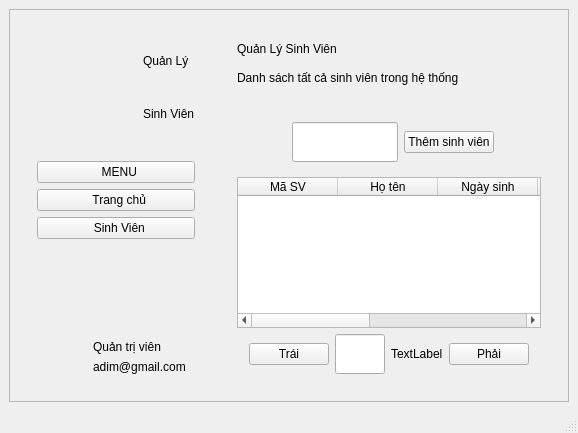
The window that Student_management.ui (akazajok/Quan-li-sinh-vien) describes before a commit, drawn with Qt 5.
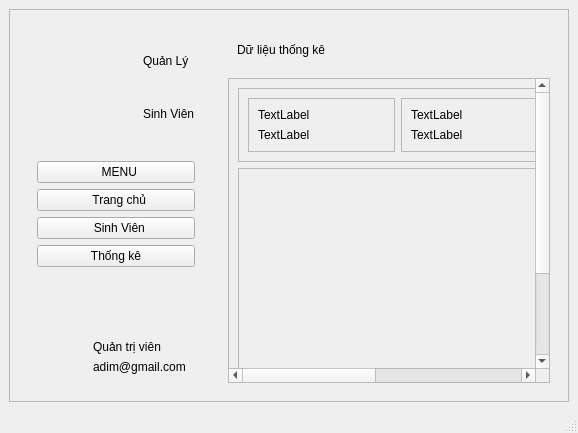
The same window after the commit. Icons and pictures are not drawn.

Commit message: Thêm phần dashboard

What changed in the file:
```diff
--- a/Student_management.ui
+++ b/Student_management.ui
@@ -24,9 +24,9 @@
        <property name="geometry">
         <rect>
          <x>0</x>
-         <y>0</y>
-         <width>558</width>
-         <height>392</height>
+         <y>-30</y>
+         <width>545</width>
+         <height>422</height>
         </rect>
        </property>
        <layout class="QHBoxLayout" name="horizontalLayout_2" stretch="1,4">
@@ -139,6 +139,23 @@
                 </property>
                </widget>
               </item>
+              <item>
+               <widget class="QPushButton" name="btn_dashboard">
+                <property name="text">
+                 <string>Thống kê</string>
+                </property>
+                <property name="icon">
+                 <iconset resource="resources.qrc">
+                  <normaloff>:/icons/icons/dashboard.png</normaloff>:/icons/icons/dashboard.png</iconset>
+                </property>
+                <property name="iconSize">
+                 <size>
+                  <width>32</width>
+                  <height>32</height>
+                 </size>
+                </property>
+               </widget>
+              </item>
              </layout>
             </widget>
            </item>
@@ -210,7 +227,7 @@
         <item>
          <widget class="QStackedWidget" name="stackedWidget">
           <property name="currentIndex">
-           <number>1</number>
+           <number>2</number>
           </property>
           <widget class="QWidget" name="HomePage">
            <layout class="QVBoxLayout" name="verticalLayout_5" stretch="1,4">
@@ -495,6 +512,196 @@
             </item>
            </layout>
           </widget>
+          <widget class="QWidget" name="page_dashboard">
+           <layout class="QVBoxLayout" name="verticalLayout_10" stretch="1,7">
+            <item>
+             <widget class="QWidget" name="widget_dashboard_tiitle" native="true">
+              <layout class="QVBoxLayout" name="verticalLayout_11">
+               <item>
+                <widget class="QLabel" name="label_tittle">
+                 <property name="text">
+                  <string>Dữ liệu thống kê</string>
+                 </property>
+                </widget>
+               </item>
+              </layout>
+             </widget>
+            </item>
+            <item>
+             <widget class="QScrollArea" name="scrollArea_3">
+              <property name="widgetResizable">
+               <bool>true</bool>
+              </property>
+              <widget class="QWidget" name="scrollAreaWidgetContents_3">
+               <property name="geometry">
+                <rect>
+                 <x>0</x>
+                 <y>0</y>
+                 <width>644</width>
+                 <height>418</height>
+                </rect>
+               </property>
+               <layout class="QVBoxLayout" name="verticalLayout_16">
+                <item>
+                 <widget class="QFrame" name="frame_summary">
+                  <property name="maximumSize">
+                   <size>
+                    <width>16777215</width>
+                    <height>120</height>
+                   </size>
+                  </property>
+                  <property name="frameShape">
+                   <enum>QFrame::StyledPanel</enum>
+                  </property>
+                  <property name="frameShadow">
+                   <enum>QFrame::Raised</enum>
+                  </property>
+                  <layout class="QHBoxLayout" name="horizontalLayout_7">
+                   <item>
+                    <widget class="QFrame" name="frame">
+                     <property name="frameShape">
+                      <enum>QFrame::StyledPanel</enum>
+                     </property>
+                     <property name="frameShadow">
+                      <enum>QFrame::Raised</enum>
+                     </property>
+                     <layout class="QVBoxLayout" name="verticalLayout_12">
+                      <item>
+                       <widget class="QLabel" name="label">
+                        <property name="text">
+                         <string>TextLabel</string>
+                        </property>
+                       </widget>
+                      </item>
+                      <item>
+                       <widget class="QLabel" name="lbl_total_students">
+                        <property name="text">
+                         <string>TextLabel</string>
+                        </property>
+                       </widget>
+                      </item>
+                     </layout>
+                    </widget>
+                   </item>
+                   <item>
+                    <widget class="QFrame" name="frame_2">
+                     <property name="frameShape">
+                      <enum>QFrame::StyledPanel</enum>
+                     </property>
+                     <property name="frameShadow">
+                      <enum>QFrame::Raised</enum>
+                     </property>
+                     <layout class="QVBoxLayout" name="verticalLayout_13">
+                      <item>
+                       <widget class="QLabel" name="label_2">
+                        <property name="text">
+                         <string>TextLabel</string>
+                        </property>
+                       </widget>
+                      </item>
+                      <item>
+                       <widget class="QLabel" name="lbl_avg_gpa">
+                        <property name="text">
+                         <string>TextLabel</string>
+                        </property>
+                       </widget>
+                      </item>
+                     </layout>
+                    </widget>
+                   </item>
+                   <item>
+                    <widget class="QFrame" name="frame_3">
+                     <property name="frameShape">
+                      <enum>QFrame::StyledPanel</enum>
+                     </property>
+                     <property name="frameShadow">
+                      <enum>QFrame::Raised</enum>
+                     </property>
+                     <layout class="QVBoxLayout" name="verticalLayout_14">
+                      <item>
+                       <widget class="QLabel" name="label_4">
+                        <property name="text">
+                         <string>TextLabel</string>
+                        </property>
+                       </widget>
+                      </item>
+                      <item>
+                       <widget class="QLabel" name="lbl_total_classes">
+                        <property name="text">
+                         <string>TextLabel</string>
+                        </property>
+                       </widget>
+                      </item>
+                     </layout>
+                    </widget>
+                   </item>
+                   <item>
+                    <widget class="QFrame" name="frame_4">
+                     <property name="frameShape">
+                      <enum>QFrame::StyledPanel</enum>
+                     </property>
+                     <property name="frameShadow">
+                      <enum>QFrame::Raised</enum>
+                     </property>
+                     <layout class="QVBoxLayout" name="verticalLayout_15">
+                      <item>
+                       <widget class="QLabel" name="label_6">
+                        <property name="text">
+                         <string>TextLabel</string>
+                        </property>
+                       </widget>
+                      </item>
+                      <item>
+                       <widget class="QLabel" name="lbl_warning_students">
+                        <property name="text">
+                         <string>TextLabel</string>
+                        </property>
+                       </widget>
+                      </item>
+                     </layout>
+                    </widget>
+                   </item>
+                  </layout>
+                 </widget>
+                </item>
+                <item>
+                 <widget class="QFrame" name="frame_charts">
+                  <property name="frameShape">
+                   <enum>QFrame::StyledPanel</enum>
+                  </property>
+                  <property name="frameShadow">
+                   <enum>QFrame::Raised</enum>
+                  </property>
+                  <layout class="QHBoxLayout" name="horizontalLayout_8" stretch="1,1">
+                   <item>
+                    <widget class="QWidget" name="widget_chart_gender" native="true">
+                     <property name="minimumSize">
+                      <size>
+                       <width>300</width>
+                       <height>300</height>
+                      </size>
+                     </property>
+                    </widget>
+                   </item>
+                   <item>
+                    <widget class="QWidget" name="widget_chart_gpa" native="true">
+                     <property name="minimumSize">
+                      <size>
+                       <width>300</width>
+                       <height>300</height>
+                      </size>
+                     </property>
+                    </widget>
+                   </item>
+                  </layout>
+                 </widget>
+                </item>
+               </layout>
+              </widget>
+             </widget>
+            </item>
+           </layout>
+          </widget>
          </widget>
         </item>
        </layout>
```
Left out of the diff: 4 changed lines with no effect on the pictures. The commit also changes 5 other files.
